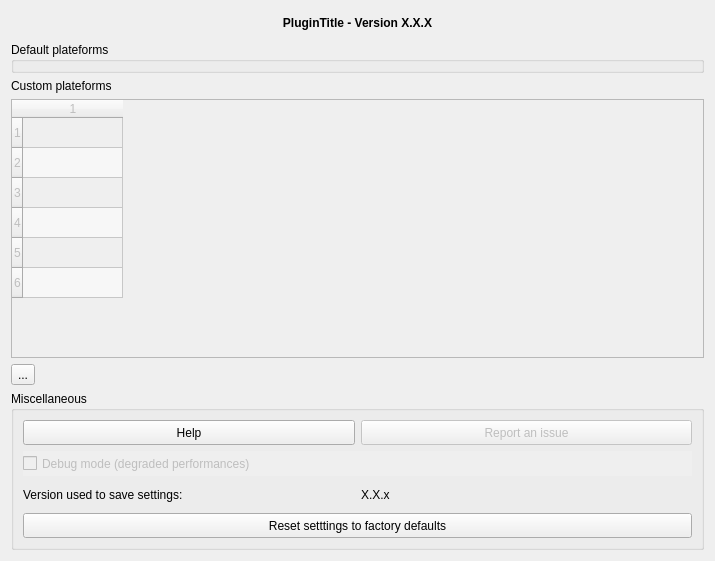
First picture: the form in plugin/idg/gui/dlg_settings.ui, repository geo2france/idg-qgis-plugin, before the edit.
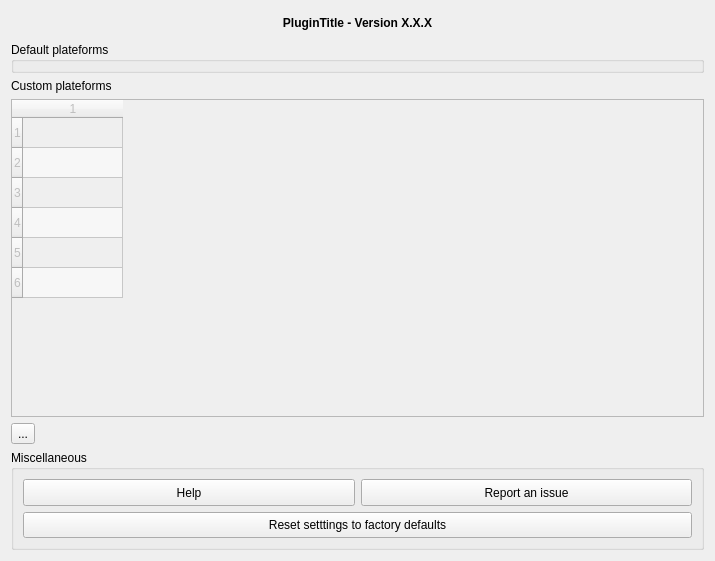
Second picture: the form after the edit.

Commit message: clean config panel

```diff
--- a/plugin/idg/gui/dlg_settings.ui
+++ b/plugin/idg/gui/dlg_settings.ui
@@ -131,78 +131,6 @@
       <bool>false</bool>
      </property>
      <layout class="QGridLayout" name="gridLayout">
-      <item row="2" column="1">
-       <widget class="QLabel" name="lbl_version_saved_value">
-        <property name="minimumSize">
-         <size>
-          <width>0</width>
-          <height>25</height>
-         </size>
-        </property>
-        <property name="maximumSize">
-         <size>
-          <width>16777215</width>
-          <height>30</height>
-         </size>
-        </property>
-        <property name="locale">
-         <locale language="English" country="UnitedStates"/>
-        </property>
-        <property name="text">
-         <string notr="true">X.X.x</string>
-        </property>
-        <property name="textInteractionFlags">
-         <set>Qt::NoTextInteraction</set>
-        </property>
-       </widget>
-      </item>
-      <item row="0" column="1">
-       <widget class="QPushButton" name="btn_report">
-        <property name="enabled">
-         <bool>false</bool>
-        </property>
-        <property name="minimumSize">
-         <size>
-          <width>200</width>
-          <height>25</height>
-         </size>
-        </property>
-        <property name="maximumSize">
-         <size>
-          <width>500</width>
-          <height>30</height>
-         </size>
-        </property>
-        <property name="locale">
-         <locale language="English" country="UnitedStates"/>
-        </property>
-        <property name="text">
-         <string>Report an issue</string>
-        </property>
-       </widget>
-      </item>
-      <item row="2" column="0">
-       <widget class="QLabel" name="lbl_version_saved">
-        <property name="minimumSize">
-         <size>
-          <width>0</width>
-          <height>25</height>
-         </size>
-        </property>
-        <property name="maximumSize">
-         <size>
-          <width>16777215</width>
-          <height>30</height>
-         </size>
-        </property>
-        <property name="locale">
-         <locale language="English" country="UnitedStates"/>
-        </property>
-        <property name="text">
-         <string>Version used to save settings:</string>
-        </property>
-       </widget>
-      </item>
       <item row="0" column="0">
        <widget class="QPushButton" name="btn_help">
         <property name="enabled">
@@ -228,7 +156,7 @@
         </property>
        </widget>
       </item>
-      <item row="3" column="0" colspan="2">
+      <item row="1" column="0" colspan="2">
        <widget class="QPushButton" name="btn_reset">
         <property name="enabled">
          <bool>true</bool>
@@ -253,37 +181,28 @@
         </property>
        </widget>
       </item>
-      <item row="1" column="0" colspan="2">
-       <widget class="QCheckBox" name="opt_debug">
+      <item row="0" column="1">
+       <widget class="QPushButton" name="btn_report">
         <property name="enabled">
-         <bool>false</bool>
+         <bool>true</bool>
         </property>
         <property name="minimumSize">
          <size>
-          <width>0</width>
+          <width>200</width>
           <height>25</height>
          </size>
         </property>
         <property name="maximumSize">
          <size>
-          <width>16777215</width>
+          <width>500</width>
           <height>30</height>
          </size>
         </property>
-        <property name="toolTip">
-         <string>Enable debug mode.</string>
-        </property>
-        <property name="autoFillBackground">
-         <bool>true</bool>
-        </property>
         <property name="locale">
          <locale language="English" country="UnitedStates"/>
         </property>
         <property name="text">
-         <string>Debug mode (degraded performances)</string>
-        </property>
-        <property name="tristate">
-         <bool>false</bool>
+         <string>Report an issue</string>
         </property>
        </widget>
       </item>
```
The commit also changes 1 other file.
